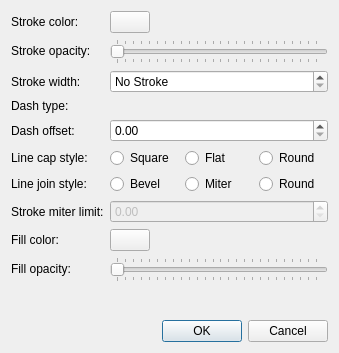
The window that src/pythonGui/dialogs/pendialog.ui (European-XFEL/Karabo) describes before a commit, drawn with Qt 5.
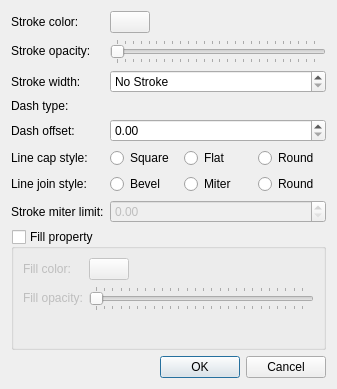
The same window after the commit.

Commit message: Bugfix: toggle fill color/opacity for pendialog

The edit to the form file:
```diff
--- a/src/pythonGui/dialogs/pendialog.ui
+++ b/src/pythonGui/dialogs/pendialog.ui
@@ -6,8 +6,8 @@
    <rect>
     <x>0</x>
     <y>0</y>
-    <width>339</width>
-    <height>353</height>
+    <width>337</width>
+    <height>389</height>
    </rect>
   </property>
   <property name="windowTitle">
@@ -186,14 +186,28 @@
        </property>
       </widget>
      </item>
-     <item row="8" column="0">
+    </layout>
+   </item>
+   <item>
+    <widget class="QGroupBox" name="gbFill">
+     <property name="title">
+      <string>Fill property</string>
+     </property>
+     <property name="checkable">
+      <bool>true</bool>
+     </property>
+     <property name="checked">
+      <bool>false</bool>
+     </property>
+     <layout class="QFormLayout" name="formLayout_2">
+      <item row="0" column="0">
       <widget class="QLabel" name="laFillColor">
        <property name="text">
         <string>Fill color:</string>
        </property>
       </widget>
      </item>
-     <item row="8" column="1">
+      <item row="0" column="1">
       <widget class="QPushButton" name="pbFillColor">
        <property name="maximumSize">
         <size>
@@ -206,14 +220,14 @@
        </property>
       </widget>
      </item>
-     <item row="9" column="0">
+      <item row="1" column="0">
       <widget class="QLabel" name="laFillOpacity">
        <property name="text">
         <string>Fill opacity:</string>
        </property>
       </widget>
      </item>
-     <item row="9" column="1">
+      <item row="1" column="1">
       <widget class="QSlider" name="slFillOpacity">
        <property name="maximum">
         <number>255</number>
@@ -230,6 +244,7 @@
       </widget>
      </item>
     </layout>
+    </widget>
    </item>
    <item>
     <widget class="QDialogButtonBox" name="buttonBox">
```
Lines whose indentation alone changed are shown as unchanged. The commit also changes 1 other file.
